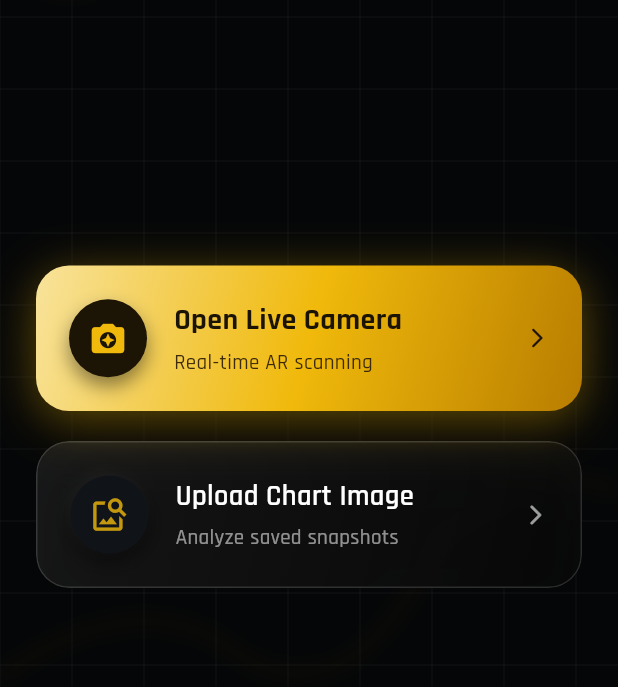
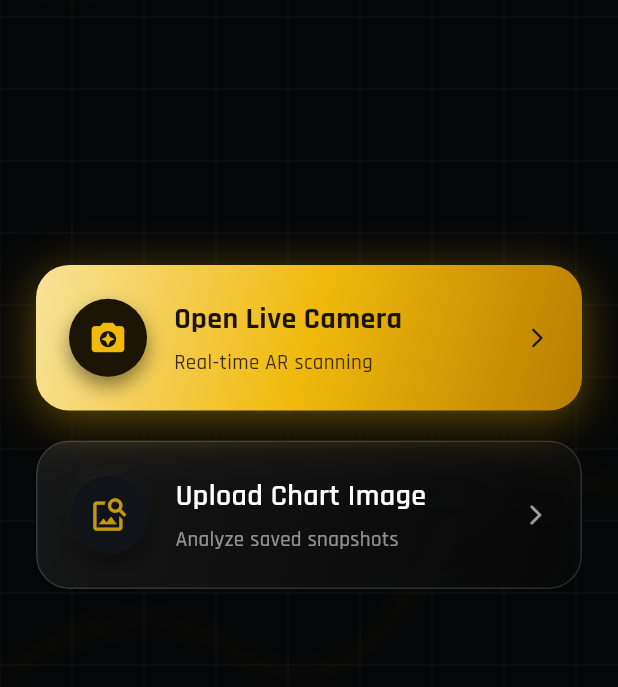
Before and after one commit to arsam990/ArVisionGoldPro, a Flutter app: the screen it shows after launch, on a phone screen of 412 x 824 dp, the part 127-814 px from its top. Run offline on Flutter 3.47's test engine with Material 3 defaults, Android fonts, the phone set to English and light mode, and no system bars; our stand-ins replace camera, google_fonts.

```diff
--- a/mobile/lib/screens/home_screen.dart
+++ b/mobile/lib/screens/home_screen.dart
@@ -332,7 +332,7 @@ class GlassActionCard extends StatelessWidget {
                         title,
                         style: GoogleFonts.rajdhani(
                           color: Colors.white,
-                          fontSize: 19,
+                      fontSize: 20,
                           fontWeight: FontWeight.w600,
                         ),
                       ),
```
Also changed, not shown: mobile/lib/screens/splash_screen.dart (+5 -5 lines).
